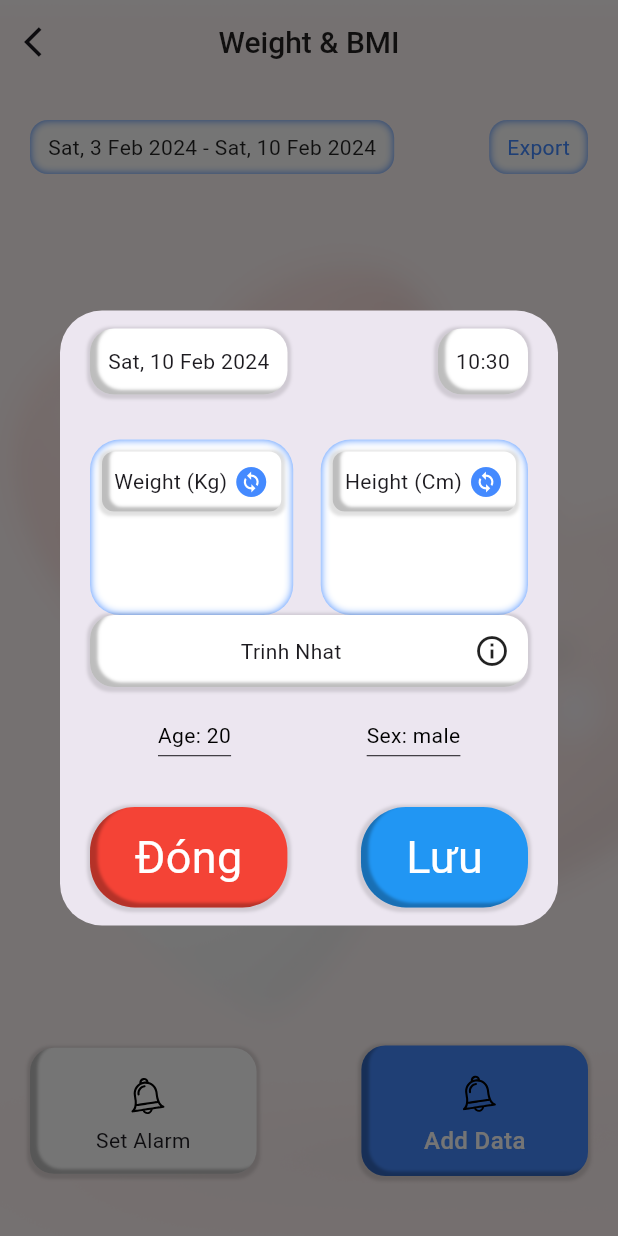
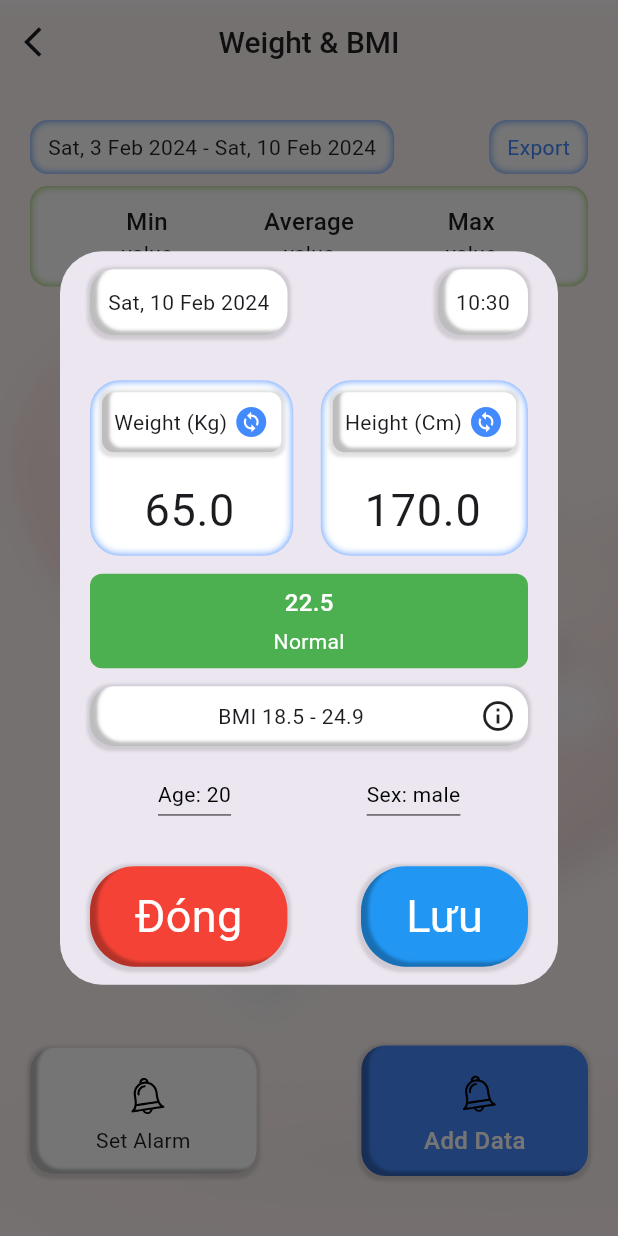
Before and after one commit to iamnhatjt/heathy_app, a Flutter app: the WeightBMIScreen screen opened by its route, after a tap on "Add Data", on a phone screen of 412 x 824 dp. Run offline on Flutter 3.47's test engine with Material 3 defaults, Android fonts, the phone set to English and light mode, and no system bars; our stand-ins replace camera, fl_chart, flutter_bloc, flutter_inset_box_shadow, freezed_annotation, get_it and 7 more; missing offline and left inert: qr_code_scanner; accounts and stored records are empty; project files that could hold a hidden picture were left out.

Commit message:
pref: create weight bmi

```diff
--- /dev/null
+++ b/lib/bloc/weight_bmi/cu_weight_bmi/cu_weight_bmi_bloc.dart
@@ -0,0 +1,111 @@
+import 'dart:developer';
+
+import 'package:flutter_bloc/flutter_bloc.dart';
+import 'package:freezed_annotation/freezed_annotation.dart';
+import 'package:heathy_app/config/di.dart';
+import 'package:heathy_app/data/enums/bmi.dart';
+import 'package:heathy_app/data/model/weight_bmi_model.dart';
+import 'package:heathy_app/data/usecase/weight_bmi_usecase.dart';
+
+part 'cu_weight_bmi_bloc.freezed.dart';
+part 'cu_weight_bmi_event.dart';
+part 'cu_weight_bmi_state.dart';
+
+class CuWeightBmiBloc extends Bloc<CuWeightBmiEvent, CuWeightBmiState> {
+  CuWeightBmiBloc() : super(const _Initial()) {
+    on<_ChangeModeHeight>((event, emit) => _changeHeightMode(emit));
+    on<_ChangeModeWeight>((event, emit) => _changeWeightMode(emit));
+    on<_ChangeHeight>((event, emit) => _changeHeight(emit, event.value));
+    on<_ChangeWeight>((event, emit) => _changeWeight(emit, event.value));
+    on<_AddModel>(
+      (event, emit) => _createBMI(event, emit),
+    );
+  }
+
+  bool isCreate = true;
+
+  bool isHeightCM = true;
+  bool isWeightKG = true;
+
+  double currentWeight = 65.0;
+  double currentHeight = 170.0;
+
+  final WeightBmiUseCase _weightBmiUseCase = getIt();
+
+  void _updateModel(WeightBMIModel? model, Emitter emit) {
+    if (model == null) {
+      return;
+    }
+    emit(const _Loading());
+    currentHeight = model.height!;
+    currentWeight = model.weight!;
+    emit(const _Loaded());
+  }
+
+  void _changeHeightMode(Emitter emit) {
+    emit(const _Loading());
+
+    isHeightCM = !isHeightCM;
+    if (isHeightCM) {
+      currentHeight = BMIProtoco.ftToCm(currentHeight);
+    } else {
+      currentHeight = BMIProtoco.cmToFt(currentHeight);
+    }
+
+    emit(const _Loaded());
+  }
+
+  void _changeWeightMode(Emitter emit) {
+    emit(const _Loading());
+    isWeightKG = !isWeightKG;
+    if (isWeightKG) {
+      currentWeight = BMIProtoco.ibToKg(currentWeight);
+    } else {
+      currentWeight = BMIProtoco.kgToIb(currentWeight);
+    }
+    log(currentWeight.toString());
+    emit(const _Loaded());
+  }
+
+  void _changeHeight(Emitter emit, String value) {
+    currentHeight = double.tryParse(value) ?? currentHeight;
+    emit(const _Loading());
+    emit(const _Loaded());
+  }
+
+  void _changeWeight(Emitter emit, String value) async {
+    currentWeight = double.tryParse(value) ?? currentWeight;
+    emit(const _Loading());
+    emit(const _Loaded());
+  }
+
+  double get bmi {
+    late double weight =
+        isWeightKG ? currentWeight : BMIProtoco.ibToKg(currentWeight);
+    late double height =
+        isHeightCM ? currentHeight : BMIProtoco.ftToCm(currentHeight);
+
+    return (weight / height) / height * 10000;
+  }
+
+  void _createBMI(CuWeightBmiEvent event, Emitter emit) async {
+    emit(const _Loading());
+    if (!isHeightCM) {
+      currentHeight = BMIProtoco.ftToCm(currentHeight);
+    }
+    if (!isWeightKG) {
+      currentWeight = BMIProtoco.ibToKg(currentWeight);
+    }
+
+    final newModel = WeightBMIModel(
+      age: (event as _AddModel).age,
+      dateTime: (event).dateTime,
+      height: currentHeight,
+      weight: currentWeight,
+      sex: (event).sex,
+    );
+
+    await _weightBmiUseCase.add(newModel);
+    emit(const _Added());
+  }
+}
--- /dev/null
+++ b/lib/bloc/weight_bmi/cu_weight_bmi/cu_weight_bmi_event.dart
@@ -0,0 +1,17 @@
+part of 'cu_weight_bmi_bloc.dart';
+
+@freezed
+class CuWeightBmiEvent with _$CuWeightBmiEvent {
+  const factory CuWeightBmiEvent.started() = _Started;
+  const factory CuWeightBmiEvent.changeModeHeight() = _ChangeModeHeight;
+  const factory CuWeightBmiEvent.changeModeWeight() = _ChangeModeWeight;
+  const factory CuWeightBmiEvent.changeHeight(String value) = _ChangeHeight;
+  const factory CuWeightBmiEvent.changeWeight(String value) = _ChangeWeight;
+  const factory CuWeightBmiEvent.addModel({
+    required int age,
+    required DateTime dateTime,
+    required String sex,
+  }) = _AddModel;
+  const factory CuWeightBmiEvent.updateModel(WeightBMIModel? model) =
+      _UpdateModel;
+}
--- /dev/null
+++ b/lib/bloc/weight_bmi/cu_weight_bmi/cu_weight_bmi_state.dart
@@ -0,0 +1,11 @@
+part of 'cu_weight_bmi_bloc.dart';
+
+@freezed
+class CuWeightBmiState with _$CuWeightBmiState {
+  const factory CuWeightBmiState.initial() = _Initial;
+  const factory CuWeightBmiState.loading() = _Loading;
+  const factory CuWeightBmiState.loaded() = _Loaded;
+  const factory CuWeightBmiState.added() = _Added;
+  const factory CuWeightBmiState.updated() = _Updated;
+  const factory CuWeightBmiState.deleted() = _Deleted;
+}
--- a/lib/bloc/weight_bmi/weight_bmi_bloc.dart
+++ b/lib/bloc/weight_bmi/weight_bmi_bloc.dart
@@ -1,28 +1,14 @@
 import 'package:flutter_bloc/flutter_bloc.dart';
 import 'package:freezed_annotation/freezed_annotation.dart';
+import 'package:heathy_app/config/di.dart';
+import 'package:heathy_app/data/usecase/weight_bmi_usecase.dart';
 
 part 'weight_bmi_bloc.freezed.dart';
 part 'weight_bmi_event.dart';
 part 'weight_bmi_state.dart';
 
 class WeightBmiBloc extends Bloc<WeightBmiEvent, WeightBmiState> {
-  WeightBmiBloc() : super(const _Initial()) {
-    on<_ChangeModeHeight>((event, emit) => _changeHeightMode(emit));
-    on<_ChangeModeWeight>((event, emit) => _changeWeightMode(emit));
-  }
+  WeightBmiBloc() : super(const _Initial());
 
-  bool isWeightKG = true;
-  bool isHeightCM = true;
-
-  void _changeHeightMode(Emitter emit) {
-    emit(const _Loading());
-    isHeightCM = !isHeightCM;
-    emit(const _Loaded());
-  }
-
-  void _changeWeightMode(Emitter emit) {
-    emit(const _Loading());
-    isWeightKG = !isWeightKG;
-    emit(const _Loaded());
-  }
+  final WeightBmiUseCase _weightBmiUseCase = getIt();
 }
--- a/lib/bloc/weight_bmi/weight_bmi_event.dart
+++ b/lib/bloc/weight_bmi/weight_bmi_event.dart
@@ -3,8 +3,4 @@ part of 'weight_bmi_bloc.dart';
 @freezed
 class WeightBmiEvent with _$WeightBmiEvent {
   const factory WeightBmiEvent.started() = _Started;
-  const factory WeightBmiEvent.changeModeHeight() = _ChangeModeHeight;
-  const factory WeightBmiEvent.changeModeWeight() = _ChangeModeWeight;
-  const factory WeightBmiEvent.changeHeight(double value) = _ChangeHeight;
-  const factory WeightBmiEvent.changeWeight(double value) = _ChangeWeight;
 }
--- a/lib/config/di.dart
+++ b/lib/config/di.dart
@@ -3,6 +3,7 @@ import 'package:heathy_app/config/hive/hive_config.dart';
 import 'package:heathy_app/data/repository/local_repository.dart';
 import 'package:heathy_app/data/usecase/blood_sugar_usecase.dart';
 import 'package:heathy_app/data/usecase/heart_rate_usecase.dart';
+import 'package:heathy_app/data/usecase/weight_bmi_usecase.dart';
 import 'package:heathy_app/res/util/navigation_service.dart';
 
 final getIt = GetIt.instance;
@@ -13,4 +14,5 @@ void getItSetUp() {
   getIt.registerLazySingleton(() => LocalRepository(getIt()));
   getIt.registerLazySingleton(() => HeartRateUseCase(getIt()));
   getIt.registerLazySingleton(() => BloodSugarUseCase(getIt()));
+  getIt.registerLazySingleton(() => WeightBmiUseCase(getIt()));
 }
--- a/lib/config/router.dart
+++ b/lib/config/router.dart
@@ -3,6 +3,7 @@ import 'package:go_router/go_router.dart';
 import 'package:heathy_app/bloc/blood_sugar/blood_sugar_bloc.dart';
 import 'package:heathy_app/bloc/heart_rate/heart_rate_bloc.dart';
 import 'package:heathy_app/bloc/measure_heart_rate/measure_heart_rate_bloc.dart';
+import 'package:heathy_app/bloc/weight_bmi/cu_weight_bmi/cu_weight_bmi_bloc.dart';
 import 'package:heathy_app/bloc/weight_bmi/weight_bmi_bloc.dart';
 import 'package:heathy_app/res/util/navigation_service.dart';
 import 'package:heathy_app/ui/blood_sugar/blood_sugar_screen.dart';
@@ -74,8 +75,15 @@ class AppRouter {
     ),
     GoRoute(
       path: RouterUri.weightBMI,
-      builder: (context, state) => BlocProvider(
-        create: (context) => WeightBmiBloc(),
+      builder: (context, state) => MultiBlocProvider(
+        providers: [
+          BlocProvider(
+            create: (context) => WeightBmiBloc(),
+          ),
+          BlocProvider(
+            create: (context) => CuWeightBmiBloc(),
+          ),
+        ],
         child: const WeightBMIScreen(),
       ),
     ),
--- a/lib/data/enums/bmi.dart
+++ b/lib/data/enums/bmi.dart
@@ -105,3 +105,48 @@ extension BmiTypeExtention on BmiTypeEnum {
     return color;
   }
 }
+
+class BMIProtoco {
+  BMIProtoco._();
+  static BmiTypeEnum convertType(double bmi) {
+    if (bmi < 16.0) {
+      return BmiTypeEnum.verySeverelyUnderWeight;
+    }
+    if (bmi < 16.9) {
+      return BmiTypeEnum.severelyUnderWeight;
+    }
+    if (bmi < 18.4) {
+      return BmiTypeEnum.underWeight;
+    }
+    if (bmi < 24.9) {
+      return BmiTypeEnum.normal;
+    }
+    if (bmi < 29.9) {
+      return BmiTypeEnum.overWeight;
+    }
+    if (bmi < 34.9) {
+      return BmiTypeEnum.obeseclassI;
+    }
+    if (bmi < 39.9) {
+      return BmiTypeEnum.obeseclassII;
+    } else {
+      return BmiTypeEnum.obeseclassIII;
+    }
+  }
+
+  static kgToIb(double value) {
+    return value * 2.2;
+  }
+
+  static ibToKg(double value) {
+    return value / 2.2;
+  }
+
+  static cmToFt(double value) {
+    return value * 0.0328;
+  }
+
+  static ftToCm(double value) {
+    return value / 0.0328;
+  }
+}
--- /dev/null
+++ b/lib/res/util/debouce.dart
@@ -0,0 +1,17 @@
+import 'dart:async';
+
+import 'package:flutter/material.dart';
+
+class Debounce {
+  Debounce(this.duration);
+  Timer? timer;
+  final Duration duration;
+  void call(VoidCallback callBack) {
+    timer?.cancel();
+    timer = Timer(duration, callBack);
+  }
+
+  void dispose() {
+    timer?.cancel();
+  }
+}
--- a/lib/res/widgets/app_input.dart
+++ b/lib/res/widgets/app_input.dart
@@ -3,17 +3,20 @@ import 'package:flutter/services.dart';
 import 'package:heathy_app/res/styles/styles.dart';
 
 class AppInput extends StatelessWidget {
-  const AppInput({super.key, this.controller, this.width, this.inputText});
+  const AppInput(
+      {super.key, this.controller, this.width, this.inputText, this.onChange});
 
   final TextEditingController? controller;
   final double? width;
   final String? inputText;
+  final Function(String)? onChange;
 
   @override
   Widget build(BuildContext context) {
     return SizedBox(
       width: width ?? 200,
       child: TextFormField(
+        onChanged: onChange,
         initialValue: inputText,
         controller: controller,
         inputFormatters: [
--- a/lib/ui/food_scanner/food_scanner_screen.dart
+++ b/lib/ui/food_scanner/food_scanner_screen.dart
@@ -1,3 +1,5 @@
+// ignore_for_file: deprecated_member_use
+
 import 'dart:developer';
 import 'dart:io';
 
--- a/lib/ui/weight_bmi/weight_bmi_screen.dart
+++ b/lib/ui/weight_bmi/weight_bmi_screen.dart
@@ -1,7 +1,14 @@
 import 'package:flutter/material.dart';
+import 'package:flutter_bloc/flutter_bloc.dart';
+import 'package:heathy_app/bloc/weight_bmi/cu_weight_bmi/cu_weight_bmi_bloc.dart';
+import 'package:heathy_app/res/styles/styles.dart';
+import 'package:heathy_app/res/util/extensions/snack_bar_extention.dart';
+import 'package:heathy_app/res/util/navigation_service.dart';
+import 'package:heathy_app/res/widgets/app_button_inner.dart';
 import 'package:heathy_app/res/widgets/app_scaffold.dart';
 import 'package:heathy_app/res/widgets/base_app_bar.dart';
 import 'package:heathy_app/res/widgets/base_body_feature.dart';
+import 'package:heathy_app/ui/weight_bmi/widgets/weight_bmi_chart.dart';
 import 'package:heathy_app/ui/weight_bmi/widgets/weight_bmi_dialog.dart';
 
 class WeightBMIScreen extends StatelessWidget {
@@ -22,7 +29,9 @@ class _WeightBMI extends StatelessWidget {
   @override
   Widget build(BuildContext context) {
     void onTapAdd() {
-      weightBMIDialog(context: context).show();
+      weightBMIDialog(
+        context: context,
+      ).show();
     }
 
     return BaseBody(
@@ -32,7 +41,68 @@ class _WeightBMI extends StatelessWidget {
       ),
       onChangeDateRange: (value) {},
       onTapAdd: onTapAdd,
-      child: Column(children: []),
+      child: BlocListener<CuWeightBmiBloc, CuWeightBmiState>(
+        listener: (context, state) {
+          state.whenOrNull(
+            deleted: () =>
+                currentContext.showSuccessSnackBar(message: 'Delete success'),
+            updated: () =>
+                currentContext.showSuccessSnackBar(message: 'Updated success'),
+            added: () =>
+                currentContext.showSuccessSnackBar(message: 'Added success'),
+            //TODO: Add Error
+          );
+        },
+        child: Column(children: [
+          const SizedBox(height: 8),
+          average,
+          const WeightBMIChart(),
+        ]),
+      ),
     );
   }
+
+  Widget get average => Builder(
+        builder: (context) {
+          return const AppButtonInner(
+              padding: EdgeInsets.symmetric(vertical: 12),
+              innerColors: Colors.lightGreen,
+              radius: 12,
+              child: Row(
+                mainAxisAlignment: MainAxisAlignment.spaceEvenly,
+                children: [
+                  Column(
+                    children: [
+                      Text(
+                        "Min",
+                        style: AppStyle.normalText,
+                      ),
+                      // Text(context.watch<WeightBmiBloc>().min.toString()),
+                      Text('value') //TODO: replace
+                    ],
+                  ),
+                  Column(
+                    children: [
+                      Text(
+                        "Average",
+                        style: AppStyle.normalText,
+                      ),
+                      // Text(context.watch<WeightBmiBloc>().average.toString()),
+                      Text('value')
+                    ],
+                  ),
+                  Column(
+                    children: [
+                      Text(
+                        "Max",
+                        style: AppStyle.normalText,
+                      ),
+                      // Text(context.watch<WeightBmiBloc>().max.toString()),
+                      Text('value')
+                    ],
+                  ),
+                ],
+              ));
+        },
+      );
 }
--- /dev/null
+++ b/lib/ui/weight_bmi/widgets/weight_bmi_cacular_widget.dart
@@ -0,0 +1,38 @@
+import 'package:flutter/material.dart';
+import 'package:flutter_bloc/flutter_bloc.dart';
+import 'package:heathy_app/bloc/weight_bmi/cu_weight_bmi/cu_weight_bmi_bloc.dart';
+import 'package:heathy_app/data/enums/bmi.dart';
+import 'package:heathy_app/res/styles/styles.dart';
+import 'package:heathy_app/res/widgets/app_button_inner.dart';
+
+class BMICacularWidget extends StatelessWidget {
+  const BMICacularWidget({super.key});
+
+  @override
+  Widget build(BuildContext context) {
+    final bmi = context.watch<CuWeightBmiBloc>().bmi;
+    final bmiType = BMIProtoco.convertType(bmi);
+    return AppButtonInner(
+        innerColors: Colors.transparent,
+        padding: const EdgeInsets.all(8),
+        radius: 8,
+        backgroundColor: bmiType.toColor,
+        child: Row(
+          mainAxisSize: MainAxisSize.max,
+          mainAxisAlignment: MainAxisAlignment.center,
+          children: [
+            Column(
+              children: [
+                Text(bmi.toStringAsFixed(1),
+                    style: AppStyle.normalText.copyWith(color: Colors.white)),
+                const SizedBox(height: 4),
+                Text(
+                  bmiType.toName,
+                  style: const TextStyle(color: Colors.white),
+                )
+              ],
+            ),
+          ],
+        ));
+  }
+}
--- /dev/null
+++ b/lib/ui/weight_bmi/widgets/weight_bmi_chart.dart
@@ -0,0 +1,10 @@
+import 'package:flutter/widgets.dart';
+
+class WeightBMIChart extends StatelessWidget {
+  const WeightBMIChart({super.key});
+
+  @override
+  Widget build(BuildContext context) {
+    return const Text("chart");
+  }
+}
--- a/lib/ui/weight_bmi/widgets/weight_bmi_dialog.dart
+++ b/lib/ui/weight_bmi/widgets/weight_bmi_dialog.dart
@@ -1,18 +1,19 @@
 import 'package:flutter/material.dart';
 import 'package:flutter_bloc/flutter_bloc.dart';
-import 'package:heathy_app/bloc/weight_bmi/weight_bmi_bloc.dart';
+import 'package:heathy_app/bloc/weight_bmi/cu_weight_bmi/cu_weight_bmi_bloc.dart';
 import 'package:heathy_app/data/enums/sex.dart';
 import 'package:heathy_app/data/model/weight_bmi_model.dart';
+import 'package:heathy_app/res/util/debouce.dart';
 import 'package:heathy_app/res/widgets/app_button.dart';
 import 'package:heathy_app/res/widgets/app_button_inner.dart';
 import 'package:heathy_app/res/widgets/app_dialog.dart';
 import 'package:heathy_app/res/widgets/app_input.dart';
+import 'package:heathy_app/ui/weight_bmi/widgets/weight_bmi_cacular_widget.dart';
 import 'package:heathy_app/ui/weight_bmi/widgets/weight_bmi_info.dart';
 
 AppDialog weightBMIDialog({
   required BuildContext context,
   final WeightBMIModel? model,
-  Function(DateTime, int, SexEnum)? confirm,
 }) {
   Widget child() {
     return Column(mainAxisSize: MainAxisSize.min, children: [
@@ -23,6 +24,9 @@ AppDialog weightBMIDialog({
           const _HeightInput(),
         ],
       ),
+      const SizedBox(height: 12),
+      const BMICacularWidget(),
+      const SizedBox(height: 12),
       const WeightBmiInfo(),
     ]);
   }
@@ -31,9 +35,15 @@ AppDialog weightBMIDialog({
     initAge: model?.age,
     sex: getSex(model?.sex),
     initDate: model?.dateTime,
-    confirm: confirm,
+    confirm: (dateTime, age, sex) {
+      if (model == null) {
+        context.read<CuWeightBmiBloc>().add(CuWeightBmiEvent.addModel(
+            age: age, dateTime: dateTime, sex: sex.toString()));
+      }
+      //TODO: add update
+    },
     child: BlocProvider.value(
-      value: context.read<WeightBmiBloc>(),
+      value: context.read<CuWeightBmiBloc>(),
       child: child(),
     ),
   );
@@ -50,7 +60,18 @@ class _WeightInput extends StatelessWidget {
       children: [
         changeMode(),
         AppInput(
-          inputText: model?.weight?.toString(),
+          key: UniqueKey(),
+          onChange: (value) {
+            final Debounce debounce =
+                Debounce(const Duration(milliseconds: 1800));
+            debounce.call(() {
+              context
+                  .read<CuWeightBmiBloc>()
+                  .add(CuWeightBmiEvent.changeWeight(value));
+            });
+          },
+          inputText:
+              context.watch<CuWeightBmiBloc>().currentWeight.toStringAsFixed(1),
           width: 120,
         ),
       ],
@@ -60,11 +81,11 @@ class _WeightInput extends StatelessWidget {
   Widget changeMode() {
     return Builder(
       builder: (context) {
-        final unit = context.watch<WeightBmiBloc>().isWeightKG ? "Kg" : 'Ib';
+        final unit = context.watch<CuWeightBmiBloc>().isWeightKG ? "Kg" : 'Ib';
         return BaseRoundedButton.all(
           onTap: () => context
-              .read<WeightBmiBloc>()
-              .add(const WeightBmiEvent.changeModeWeight()),
+              .read<CuWeightBmiBloc>()
+              .add(const CuWeightBmiEvent.changeModeWeight()),
           padding: const EdgeInsets.all(8),
           radius: 8,
           margin: const EdgeInsets.all(8),
@@ -95,8 +116,22 @@ class _HeightInput extends StatelessWidget {
         mainAxisSize: MainAxisSize.min,
         children: [
           changeMode(),
-          const AppInput(
+          AppInput(
+            key: UniqueKey(),
+            onChange: (value) {
+              final Debounce debounce =
+                  Debounce(const Duration(milliseconds: 1800));
+              debounce.call(() {
+                context
+                    .read<CuWeightBmiBloc>()
+                    .add(CuWeightBmiEvent.changeHeight(value));
+              });
+            },
             width: 120,
+            inputText: context
+                .watch<CuWeightBmiBloc>()
+                .currentHeight
+                .toStringAsFixed(1),
           ),
         ],
       ),
@@ -106,11 +141,11 @@ class _HeightInput extends StatelessWidget {
   Widget changeMode() {
     return Builder(
       builder: (context) {
-        final unit = context.watch<WeightBmiBloc>().isHeightCM ? 'Cm' : 'Fit';
+        final unit = context.watch<CuWeightBmiBloc>().isHeightCM ? 'Cm' : 'Fit';
         return BaseRoundedButton.all(
           onTap: () => context
-              .read<WeightBmiBloc>()
-              .add(const WeightBmiEvent.changeModeHeight()),
+              .read<CuWeightBmiBloc>()
+              .add(const CuWeightBmiEvent.changeModeHeight()),
           padding: const EdgeInsets.all(8),
           radius: 8,
           margin: const EdgeInsets.all(8),
--- a/lib/ui/weight_bmi/widgets/weight_bmi_info.dart
+++ b/lib/ui/weight_bmi/widgets/weight_bmi_info.dart
@@ -1,4 +1,6 @@
 import 'package:flutter/material.dart';
+import 'package:flutter_bloc/flutter_bloc.dart';
+import 'package:heathy_app/bloc/weight_bmi/cu_weight_bmi/cu_weight_bmi_bloc.dart';
 import 'package:heathy_app/data/enums/bmi.dart';
 import 'package:heathy_app/res/styles/styles.dart';
 import 'package:heathy_app/res/widgets/app_button.dart';
@@ -14,11 +16,15 @@ class WeightBmiInfo extends StatelessWidget {
       DialogInfo('BMI', infoBMI(), context).show();
     }
 
+    final bmi = context.watch<CuWeightBmiBloc>().bmi;
+    final bmiType = BMIProtoco.convertType(bmi);
+
     return BaseRoundedButton.all(
+      padding: const EdgeInsets.symmetric(vertical: 8, horizontal: 8),
       onTap: onTap,
-      child: const Row(children: [
-        Expanded(child: Center(child: Text("Trinh Nhat"))),
-        Icon(Icons.info_outline),
+      child: Row(children: [
+        Expanded(child: Center(child: Text(bmiType.bmiInfo))),
+        const Icon(Icons.info_outline),
       ]),
     );
   }
```
Also changed, not shown: lib/bloc/weight_bmi/cu_weight_bmi/cu_weight_bmi_bloc.freezed.dart (added), lib/bloc/weight_bmi/weight_bmi_bloc.freezed.dart, 1 other file.
